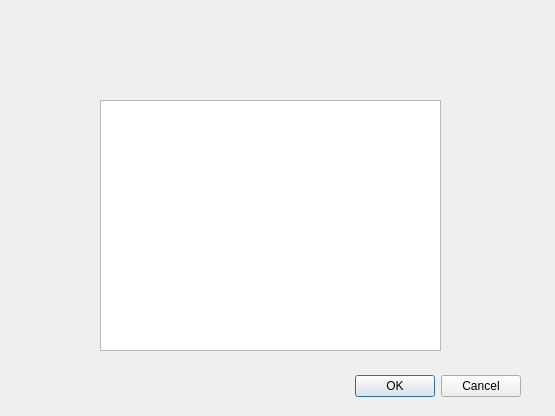
adrianlopezgalera/RAID-Manager, file UI/info.ui: the form before one commit.
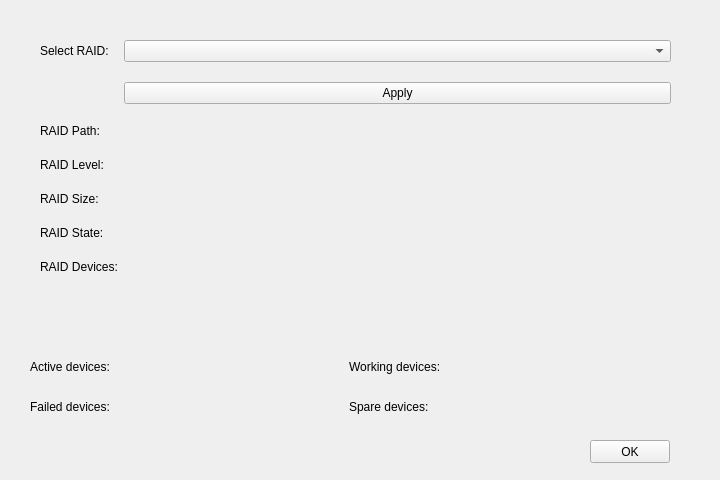
The form after the commit.

Diff of the .ui file:
```diff
--- a/UI/info.ui
+++ b/UI/info.ui
@@ -1,43 +1,229 @@
 <?xml version="1.0" encoding="UTF-8"?>
 <ui version="4.0">
- <class>Dialog</class>
- <widget class="QDialog" name="Dialog">
+ <class>Info</class>
+ <widget class="QWidget" name="Info">
   <property name="geometry">
    <rect>
     <x>0</x>
     <y>0</y>
-    <width>555</width>
-    <height>416</height>
+    <width>720</width>
+    <height>480</height>
    </rect>
   </property>
   <property name="windowTitle">
    <string>Dialog</string>
   </property>
-  <widget class="QDialogButtonBox" name="buttonBox">
+  <property name="locale">
+   <locale language="English" country="UnitedStates"/>
+  </property>
+  <widget class="QWidget" name="formLayoutWidget">
    <property name="geometry">
     <rect>
-     <x>180</x>
-     <y>370</y>
-     <width>341</width>
-     <height>32</height>
+     <x>40</x>
+     <y>40</y>
+     <width>631</width>
+     <height>281</height>
     </rect>
    </property>
-   <property name="orientation">
-    <enum>Qt::Orientation::Horizontal</enum>
+   <layout class="QFormLayout" name="formLayout">
+    <property name="sizeConstraint">
+     <enum>QLayout::SizeConstraint::SetDefaultConstraint</enum>
+    </property>
+    <property name="horizontalSpacing">
+     <number>6</number>
+    </property>
+    <property name="verticalSpacing">
+     <number>20</number>
+    </property>
+    <property name="leftMargin">
+     <number>0</number>
+    </property>
+    <item row="0" column="0">
+     <widget class="QLabel" name="select_raid_label">
+      <property name="text">
+       <string>Select RAID:</string>
+      </property>
+     </widget>
+    </item>
+    <item row="0" column="1">
+     <widget class="QComboBox" name="select_raid"/>
+    </item>
+    <item row="2" column="0">
+     <widget class="QLabel" name="raid_path_label">
+      <property name="text">
+       <string>RAID Path:</string>
+      </property>
+     </widget>
+    </item>
+    <item row="2" column="1">
+     <widget class="QLabel" name="raid_path">
+      <property name="text">
+       <string/>
+      </property>
+     </widget>
+    </item>
+    <item row="3" column="0">
+     <widget class="QLabel" name="raid_level_label">
+      <property name="text">
+       <string>RAID Level:</string>
+      </property>
+     </widget>
+    </item>
+    <item row="3" column="1">
+     <widget class="QLabel" name="raid_level">
+      <property name="text">
+       <string/>
+      </property>
+     </widget>
+    </item>
+    <item row="4" column="0">
+     <widget class="QLabel" name="select_size_label">
+      <property name="text">
+       <string>RAID Size:</string>
+      </property>
+     </widget>
+    </item>
+    <item row="4" column="1">
+     <widget class="QLabel" name="raid_size">
+      <property name="text">
+       <string/>
+      </property>
+     </widget>
+    </item>
+    <item row="5" column="0">
+     <widget class="QLabel" name="raid_state_label">
+      <property name="text">
+       <string>RAID State:</string>
+      </property>
+     </widget>
+    </item>
+    <item row="5" column="1">
+     <widget class="QLabel" name="raid_state">
+      <property name="text">
+       <string/>
+      </property>
+     </widget>
+    </item>
+    <item row="6" column="0">
+     <widget class="QLabel" name="raid_devices_label">
+      <property name="text">
+       <string>RAID Devices:</string>
+      </property>
+     </widget>
+    </item>
+    <item row="6" column="1">
+     <widget class="QLabel" name="raid_devices">
+      <property name="text">
+       <string/>
+      </property>
+     </widget>
+    </item>
+    <item row="1" column="1">
+     <widget class="QPushButton" name="apply_button">
+      <property name="text">
+       <string>Apply</string>
+      </property>
+     </widget>
+    </item>
+   </layout>
+  </widget>
+  <widget class="QPushButton" name="OK_button">
+   <property name="geometry">
+    <rect>
+     <x>590</x>
+     <y>440</y>
+     <width>80</width>
+     <height>23</height>
+    </rect>
    </property>
-   <property name="standardButtons">
-    <set>QDialogButtonBox::StandardButton::Cancel|QDialogButtonBox::StandardButton::Ok</set>
+   <property name="font">
+    <font>
+     <bold>false</bold>
+    </font>
    </property>
+   <property name="text">
+    <string>OK</string>
+   </property>
   </widget>
-  <widget class="QGraphicsView" name="graphicsView">
+  <widget class="QWidget" name="widget" native="true">
    <property name="geometry">
     <rect>
-     <x>100</x>
-     <y>100</y>
-     <width>341</width>
-     <height>251</height>
+     <x>30</x>
+     <y>350</y>
+     <width>631</width>
+     <height>33</height>
     </rect>
    </property>
+   <layout class="QHBoxLayout" name="horizontalLayout">
+    <item>
+     <widget class="QLabel" name="active_label">
+      <property name="text">
+       <string>Active devices:</string>
+      </property>
+     </widget>
+    </item>
+    <item>
+     <widget class="QLabel" name="active_devices">
+      <property name="text">
+       <string/>
+      </property>
+     </widget>
+    </item>
+    <item>
+     <widget class="QLabel" name="working_label">
+      <property name="text">
+       <string>Working devices:</string>
+      </property>
+     </widget>
+    </item>
+    <item>
+     <widget class="QLabel" name="working_devices">
+      <property name="text">
+       <string/>
+      </property>
+     </widget>
+    </item>
+   </layout>
+  </widget>
+  <widget class="QWidget" name="widget_2" native="true">
+   <property name="geometry">
+    <rect>
+     <x>30</x>
+     <y>390</y>
+     <width>631</width>
+     <height>33</height>
+    </rect>
+   </property>
+   <layout class="QHBoxLayout" name="horizontalLayout_3">
+    <item>
+     <widget class="QLabel" name="failed_label">
+      <property name="text">
+       <string>Failed devices:</string>
+      </property>
+     </widget>
+    </item>
+    <item>
+     <widget class="QLabel" name="failed_devices">
+      <property name="text">
+       <string/>
+      </property>
+     </widget>
+    </item>
+    <item>
+     <widget class="QLabel" name="spare_label">
+      <property name="text">
+       <string>Spare devices:</string>
+      </property>
+     </widget>
+    </item>
+    <item>
+     <widget class="QLabel" name="spare_devices">
+      <property name="text">
+       <string/>
+      </property>
+     </widget>
+    </item>
+   </layout>
   </widget>
  </widget>
  <resources/>
```
Left out of the diff: 37 changed lines with no effect on the pictures.
